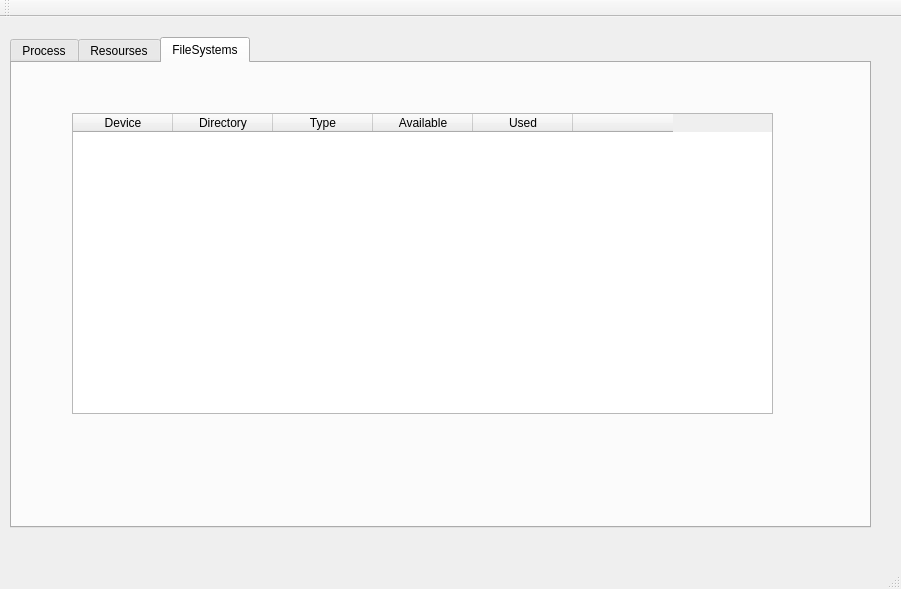
Old version of the form myLinuxMonitor/mainwindow.ui in the repository Xiang-Pan/HUST_OS_CourseProject.
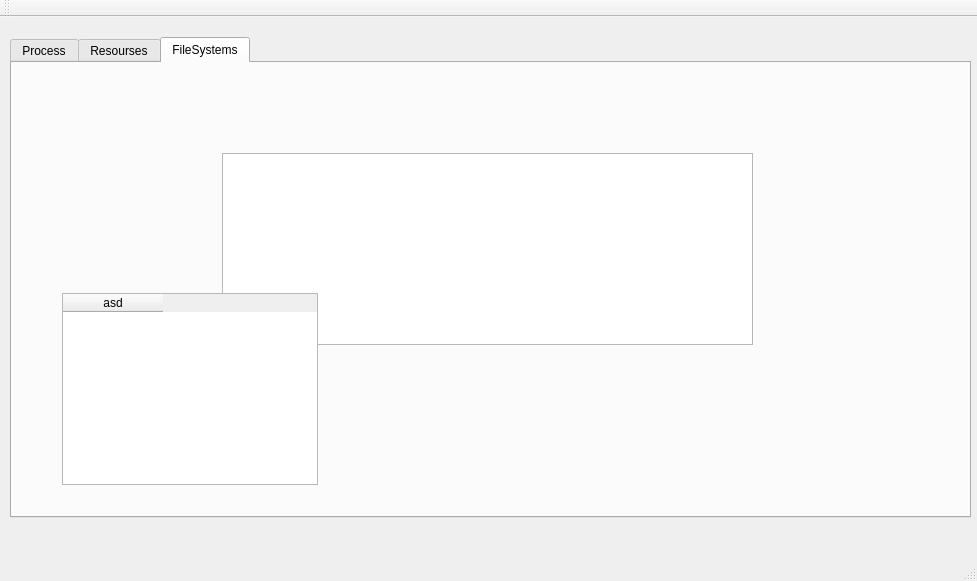
New version of the form. The open tabs and pages were chosen to show the change.

What changed in the file:
```diff
--- a/myLinuxMonitor/mainwindow.ui
+++ b/myLinuxMonitor/mainwindow.ui
@@ -6,8 +6,8 @@
    <rect>
     <x>0</x>
     <y>0</y>
-    <width>901</width>
-    <height>589</height>
+    <width>977</width>
+    <height>581</height>
    </rect>
   </property>
   <property name="windowTitle">
@@ -19,8 +19,8 @@
      <rect>
       <x>10</x>
       <y>20</y>
-      <width>861</width>
-      <height>491</height>
+      <width>961</width>
+      <height>481</height>
      </rect>
     </property>
     <property name="tabPosition">
@@ -111,43 +111,31 @@
      <attribute name="title">
       <string>FileSystems</string>
      </attribute>
-     <widget class="QTableWidget" name="FileSys_tableWidget">
+     <widget class="QTableView" name="FileSys_tableView">
       <property name="geometry">
        <rect>
-        <x>60</x>
-        <y>50</y>
-        <width>701</width>
-        <height>301</height>
+        <x>210</x>
+        <y>90</y>
+        <width>531</width>
+        <height>192</height>
        </rect>
       </property>
+      <property name="sortingEnabled">
+       <bool>true</bool>
+      </property>
+     </widget>
+     <widget class="QTableWidget" name="tableWidget">
+      <property name="geometry">
+       <rect>
+        <x>50</x>
+        <y>230</y>
+        <width>256</width>
+        <height>192</height>
+       </rect>
+      </property>
       <column>
        <property name="text">
-        <string>Device</string>
-       </property>
-      </column>
-      <column>
-       <property name="text">
-        <string>Directory</string>
-       </property>
-      </column>
-      <column>
-       <property name="text">
-        <string>Type</string>
-       </property>
-      </column>
-      <column>
-       <property name="text">
-        <string>Available</string>
-       </property>
-      </column>
-      <column>
-       <property name="text">
-        <string>Used</string>
-       </property>
-      </column>
-      <column>
-       <property name="text">
-        <string/>
+        <string>asd</string>
        </property>
       </column>
      </widget>
```
Left out of the diff: 12 changed lines with no effect on the pictures.
